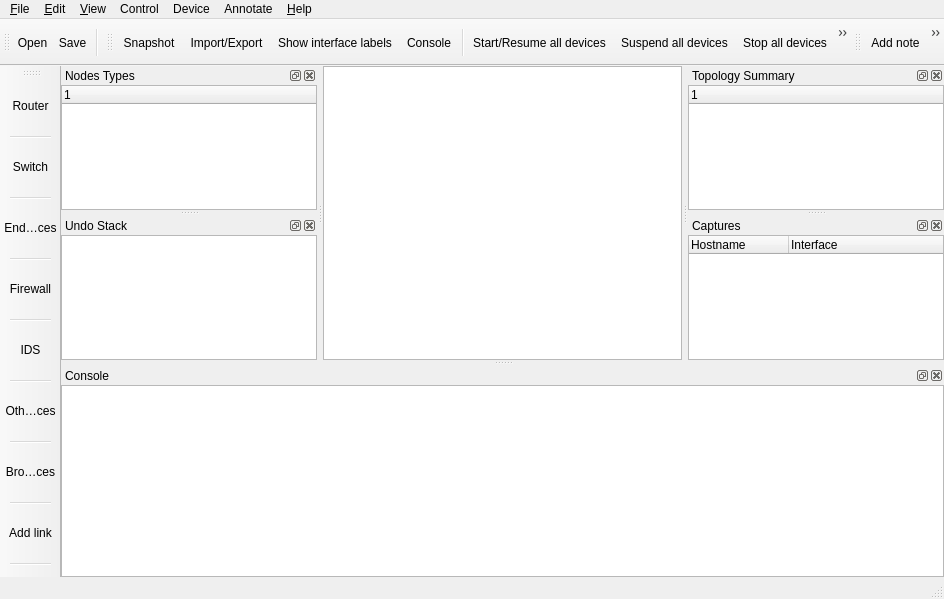
Above: src/GNS3/Ui/Form_MainWindow.ui from GNS3/gns3-legacy before the change. Below: the same form after it.
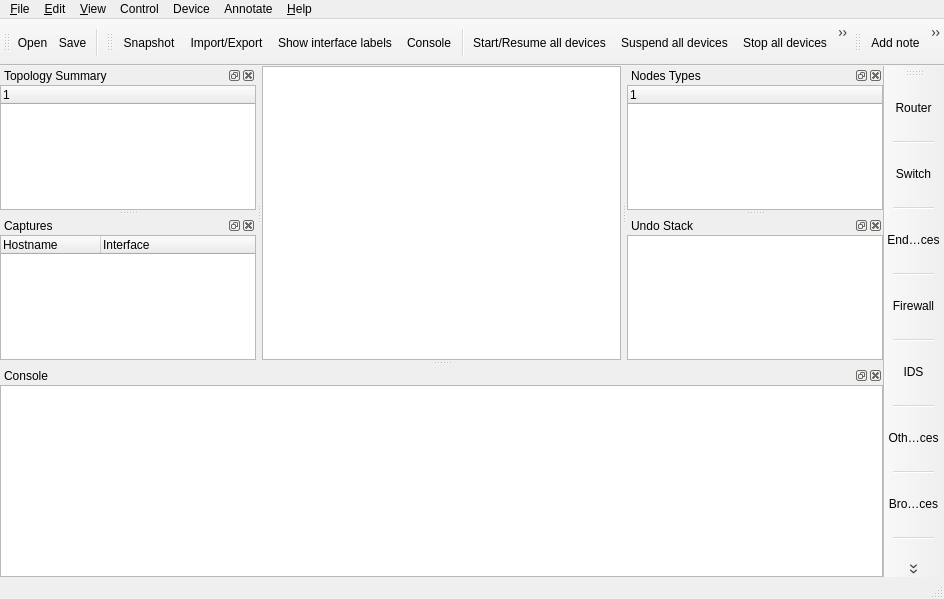
That is the form after the change. Icons and pictures are not drawn. Custom widgets are drawn as their Qt base class.

Commit message: Re-compiled UI files, moved toolbar to the right and inverted docks

The edit to the form file:
```diff
--- a/src/GNS3/Ui/Form_MainWindow.ui
+++ b/src/GNS3/Ui/Form_MainWindow.ui
@@ -23,7 +23,7 @@
   <property name="styleSheet">
    <string notr="true">#toolBar_Devices QToolButton {
 width: 50px;
-height: 50px;
+height: 55px;
 border:solid 1px black opacity 0.4;
 background-none;
 }
@@ -209,7 +209,7 @@
     <string>Nodes Types</string>
    </property>
    <attribute name="dockWidgetArea">
-    <number>1</number>
+    <number>2</number>
    </attribute>
    <widget class="QWidget" name="dockWidgetContents_NodeTypes">
     <layout class="QVBoxLayout">
@@ -263,7 +263,7 @@
     <enum>Qt::ToolButtonIconOnly</enum>
    </property>
    <attribute name="toolBarArea">
-    <enum>LeftToolBarArea</enum>
+    <enum>RightToolBarArea</enum>
    </attribute>
    <attribute name="toolBarBreak">
     <bool>false</bool>
@@ -335,7 +335,7 @@
     <string>Topology Summary</string>
    </property>
    <attribute name="dockWidgetArea">
-    <number>2</number>
+    <number>1</number>
    </attribute>
    <widget class="QWidget" name="dockWidgetContents_7">
     <layout class="QGridLayout">
@@ -437,7 +437,7 @@
     <string>Undo Stack</string>
    </property>
    <attribute name="dockWidgetArea">
-    <number>1</number>
+    <number>2</number>
    </attribute>
    <widget class="QWidget" name="dockWidgetContents">
     <layout class="QVBoxLayout" name="verticalLayout">
@@ -462,7 +462,7 @@
     <string>Captures</string>
    </property>
    <attribute name="dockWidgetArea">
-    <number>2</number>
+    <number>1</number>
    </attribute>
    <widget class="QWidget" name="dockWidgetContents_2">
     <layout class="QVBoxLayout" name="verticalLayout_2">
```
The commit also changes 2 other files.
